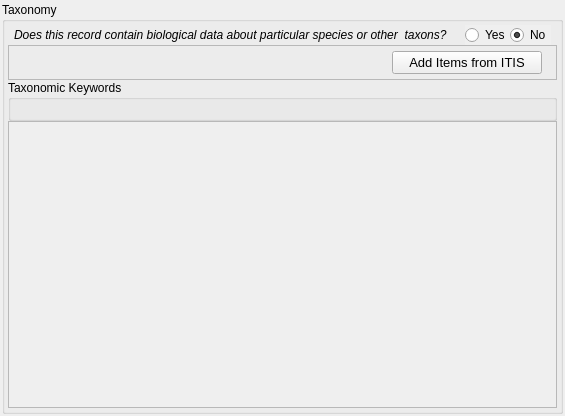
DOI-USGS/fort-pymdwizard, file pymdwizard/gui/ui_files/taxonomy2.ui: the form before one commit.
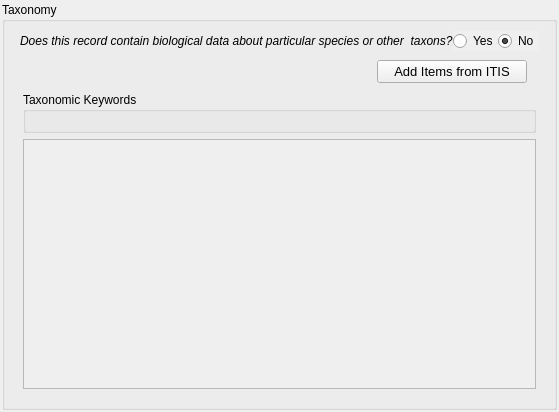
The form after the commit.

Commit message: Major change in Taxonomy to make the contents reflect actual XML contents

What changed in the file:
```diff
--- a/pymdwizard/gui/ui_files/taxonomy2.ui
+++ b/pymdwizard/gui/ui_files/taxonomy2.ui
@@ -6,10 +6,16 @@
    <rect>
     <x>0</x>
     <y>0</y>
-    <width>565</width>
-    <height>416</height>
+    <width>523</width>
+    <height>404</height>
    </rect>
   </property>
+  <property name="sizePolicy">
+   <sizepolicy hsizetype="Preferred" vsizetype="Expanding">
+    <horstretch>0</horstretch>
+    <verstretch>0</verstretch>
+   </sizepolicy>
+  </property>
   <property name="windowTitle">
    <string>Form</string>
   </property>
@@ -37,22 +43,16 @@
    </property>
    <item>
     <widget class="QGroupBox" name="fgdc_taxonomy">
+     <property name="sizePolicy">
+      <sizepolicy hsizetype="Preferred" vsizetype="Preferred">
+       <horstretch>0</horstretch>
+       <verstretch>0</verstretch>
+      </sizepolicy>
+     </property>
      <property name="title">
       <string>Taxonomy</string>
      </property>
-     <layout class="QVBoxLayout" name="verticalLayout_3">
-      <property name="leftMargin">
-       <number>3</number>
-      </property>
-      <property name="topMargin">
-       <number>3</number>
-      </property>
-      <property name="rightMargin">
-       <number>3</number>
-      </property>
-      <property name="bottomMargin">
-       <number>3</number>
-      </property>
+     <layout class="QVBoxLayout" name="verticalLayout">
       <item>
        <layout class="QVBoxLayout" name="main_layout">
         <property name="spacing">
@@ -127,46 +127,14 @@
          </layout>
         </item>
         <item>
-         <layout class="QHBoxLayout" name="horizontalLayout_2">
-          <property name="leftMargin">
-           <number>6</number>
+         <widget class="QWidget" name="widget_contents" native="true">
+          <property name="sizePolicy">
+           <sizepolicy hsizetype="Preferred" vsizetype="Expanding">
+            <horstretch>0</horstretch>
+            <verstretch>0</verstretch>
+           </sizepolicy>
           </property>
-         </layout>
-        </item>
-        <item>
-         <layout class="QHBoxLayout" name="horizontalLayout_3">
-          <property name="spacing">
-           <number>0</number>
-          </property>
-          <property name="leftMargin">
-           <number>6</number>
-          </property>
-         </layout>
-        </item>
-        <item>
-         <widget class="QFrame" name="frame_included_species">
-          <property name="frameShape">
-           <enum>QFrame::StyledPanel</enum>
-          </property>
-          <property name="frameShadow">
-           <enum>QFrame::Raised</enum>
-          </property>
-          <layout class="QVBoxLayout" name="verticalLayout">
-           <property name="spacing">
-            <number>3</number>
-           </property>
-           <property name="leftMargin">
-            <number>5</number>
-           </property>
-           <property name="topMargin">
-            <number>5</number>
-           </property>
-           <property name="rightMargin">
-            <number>5</number>
-           </property>
-           <property name="bottomMargin">
-            <number>2</number>
-           </property>
+          <layout class="QVBoxLayout" name="verticalLayout_3">
            <item>
             <layout class="QHBoxLayout" name="horizontalLayout_4">
              <property name="leftMargin">
@@ -218,11 +186,14 @@
              </item>
             </layout>
            </item>
-          </layout>
-         </widget>
-        </item>
         <item>
-         <widget class="QGroupBox" name="groupBox">
+            <widget class="QGroupBox" name="keywtax_groupbox">
+             <property name="sizePolicy">
+              <sizepolicy hsizetype="Preferred" vsizetype="Preferred">
+               <horstretch>0</horstretch>
+               <verstretch>0</verstretch>
+              </sizepolicy>
+             </property>
           <property name="title">
            <string>Taxonomic Keywords</string>
           </property>
@@ -253,6 +224,18 @@
         </item>
         <item>
          <widget class="QScrollArea" name="taxoncl_scrollarea">
+             <property name="minimumSize">
+              <size>
+               <width>0</width>
+               <height>250</height>
+              </size>
+             </property>
+             <property name="maximumSize">
+              <size>
+               <width>16777215</width>
+               <height>350</height>
+              </size>
+             </property>
           <property name="widgetResizable">
            <bool>true</bool>
           </property>
@@ -261,12 +244,15 @@
             <rect>
              <x>0</x>
              <y>0</y>
-             <width>549</width>
-             <height>291</height>
+                <width>477</width>
+                <height>248</height>
             </rect>
            </property>
            <layout class="QVBoxLayout" name="verticalLayout_5"/>
           </widget>
+            </widget>
+           </item>
+          </layout>
          </widget>
         </item>
        </layout>
```
Left out of the diff: 20 changed lines with no effect on the pictures. Lines whose indentation alone changed are shown as unchanged. The commit also changes 10 other files.
